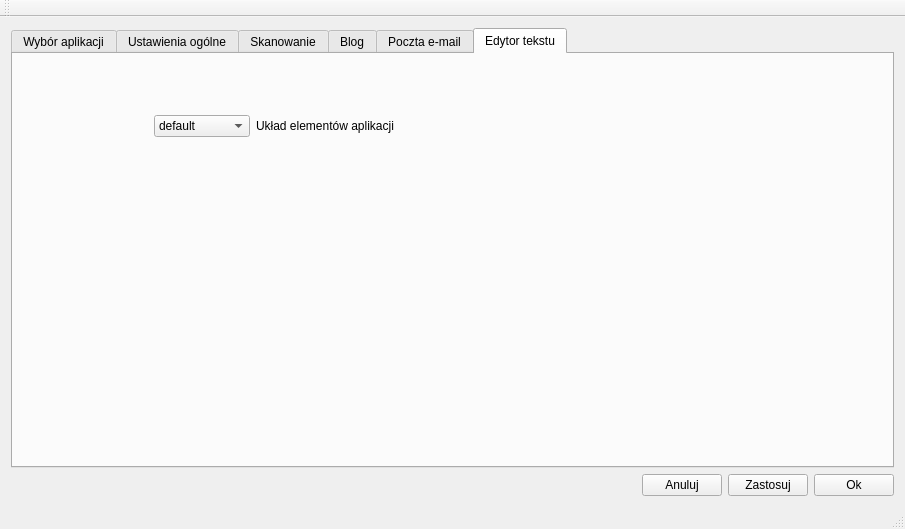
This is admin_panel/panel.ui in BrainTech/pisak as Qt 5 draws it before an edit. The edited form follows.
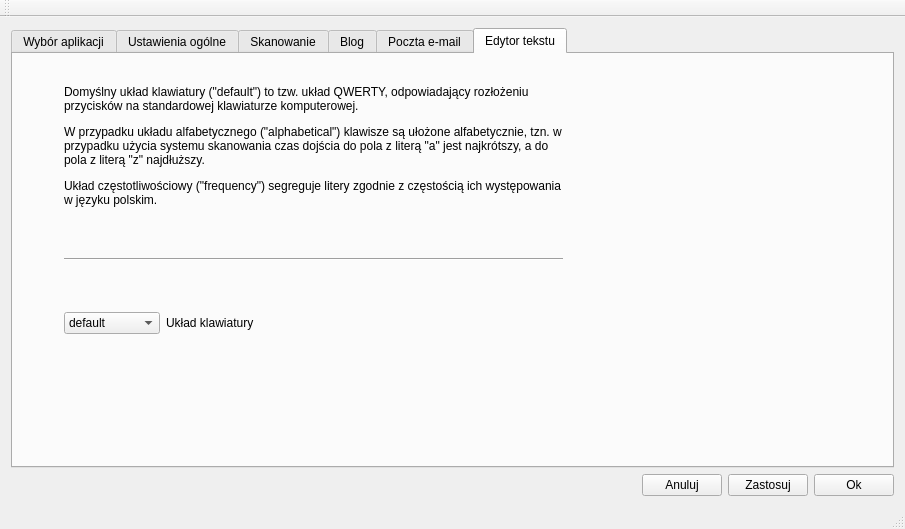
This is the edited form. The open tabs and pages were chosen to show the change.

Commit message: Added some admin-friendly texts to admin panel refs #2608

What changed in the file:
```diff
--- a/admin_panel/panel.ui
+++ b/admin_panel/panel.ui
@@ -917,12 +917,57 @@
        <widget class="QWidget" name="formLayoutWidget_4">
         <property name="geometry">
          <rect>
-          <x>130</x>
-          <y>50</y>
-          <width>372</width>
-          <height>118</height>
+          <x>40</x>
+          <y>20</y>
+          <width>521</width>
+          <height>271</height>
          </rect>
         </property>
+        <layout class="QVBoxLayout" name="verticalLayout_6">
+         <item>
+          <widget class="QLabel" name="label_6">
+           <property name="text">
+            <string>&lt;html&gt;&lt;head/&gt;&lt;body&gt;&lt;p&gt;Domyślny układ klawiatury (&amp;quot;default&amp;quot;) to tzw. układ QWERTY, odpowiadający rozłożeniu przycisków na standardowej klawiaturze komputerowej.&lt;/p&gt;&lt;p&gt;W przypadku układu alfabetycznego (&amp;quot;alphabetical&amp;quot;) klawisze są ułożone alfabetycznie, tzn. w przypadku użycia systemu skanowania czas dojścia do pola z literą &amp;quot;a&amp;quot; jest najkrótszy, a do pola z literą &amp;quot;z&amp;quot; najdłuższy.&lt;/p&gt;&lt;p&gt;Układ częstotliwościowy (&amp;quot;frequency&amp;quot;) segreguje litery zgodnie z częstością ich występowania w języku polskim.&lt;/p&gt;&lt;/body&gt;&lt;/html&gt;</string>
+           </property>
+           <property name="wordWrap">
+            <bool>true</bool>
+           </property>
+          </widget>
+         </item>
+         <item>
+          <spacer name="verticalSpacer">
+           <property name="orientation">
+            <enum>Qt::Vertical</enum>
+           </property>
+           <property name="sizeHint" stdset="0">
+            <size>
+             <width>20</width>
+             <height>40</height>
+            </size>
+           </property>
+          </spacer>
+         </item>
+         <item>
+          <widget class="Line" name="line_5">
+           <property name="orientation">
+            <enum>Qt::Horizontal</enum>
+           </property>
+          </widget>
+         </item>
+         <item>
+          <spacer name="verticalSpacer_2">
+           <property name="orientation">
+            <enum>Qt::Vertical</enum>
+           </property>
+           <property name="sizeHint" stdset="0">
+            <size>
+             <width>20</width>
+             <height>40</height>
+            </size>
+           </property>
+          </spacer>
+         </item>
+         <item>
         <layout class="QFormLayout" name="formLayout_4">
          <property name="fieldGrowthPolicy">
           <enum>QFormLayout::AllNonFixedFieldsGrow</enum>
@@ -949,9 +994,11 @@
          <item row="1" column="1">
           <widget class="QLabel" name="label_spellerLayout">
            <property name="text">
-            <string>Układ elementów aplikacji</string>
-           </property>
-          </widget>
+              <string>Układ klawiatury</string>
+             </property>
+            </widget>
+           </item>
+          </layout>
          </item>
         </layout>
        </widget>
```
Left out of the diff: 210 changed lines with no effect on the pictures. Lines whose indentation alone changed are shown as unchanged. The commit also changes 1 other file.
